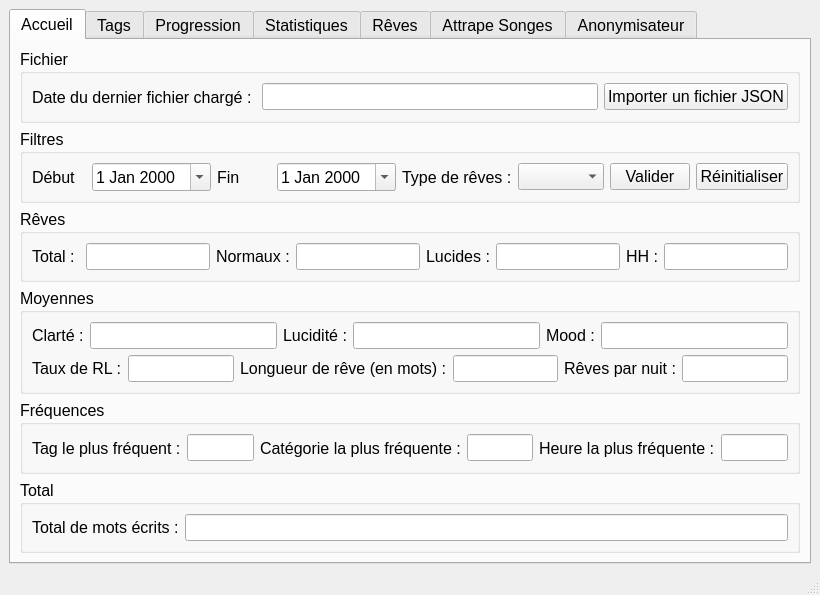
Above: src/ui/main_window.ui from estebanthi/DreamsAnalyzer before the change. Below: the same form after it.
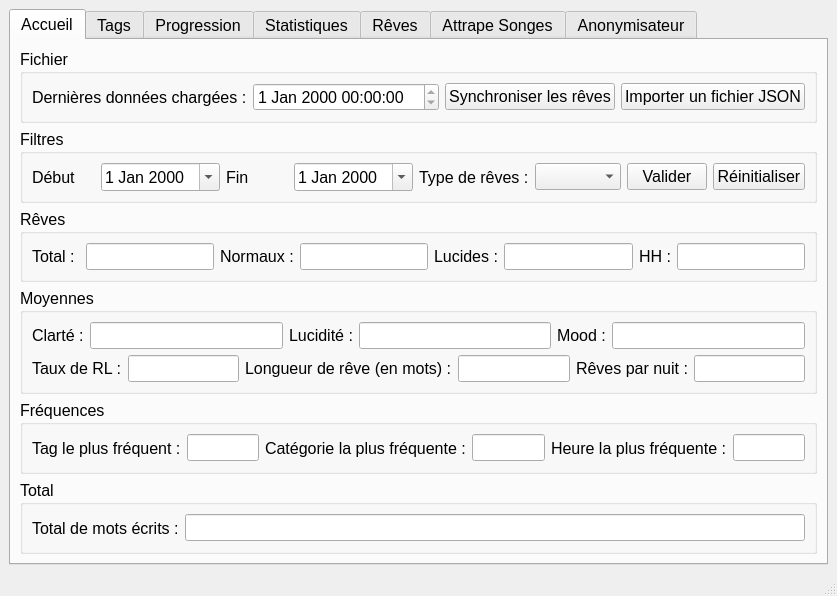
That is the form after the change. Custom widgets are drawn as their Qt base class.

```diff
--- a/src/ui/main_window.ui
+++ b/src/ui/main_window.ui
@@ -49,22 +49,24 @@
               </font>
              </property>
              <property name="text">
-              <string>Date du dernier fichier chargé : </string>
+              <string>Dernières données chargées :</string>
              </property>
             </widget>
            </item>
            <item>
-            <widget class="QLineEdit" name="lastLoadedFileDate">
-             <property name="font">
-              <font>
-               <pointsize>12</pointsize>
-              </font>
-             </property>
+            <widget class="QDateTimeEdit" name="lastLoadedDataDateTimeEdit">
              <property name="readOnly">
               <bool>true</bool>
              </property>
             </widget>
            </item>
+           <item>
+            <widget class="QPushButton" name="pushButton">
+             <property name="text">
+              <string>Synchroniser les rêves</string>
+             </property>
+            </widget>
+           </item>
            <item>
             <widget class="QPushButton" name="importJSONFileButton">
              <property name="font">
```
Left out of the diff: 20 changed lines with no effect on the pictures.
